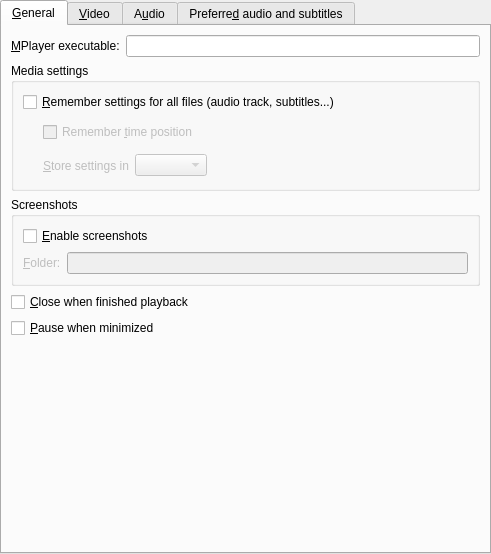
First picture: the form in src/prefgeneral.ui, repository wilbert2000/wzplayer, before the edit.
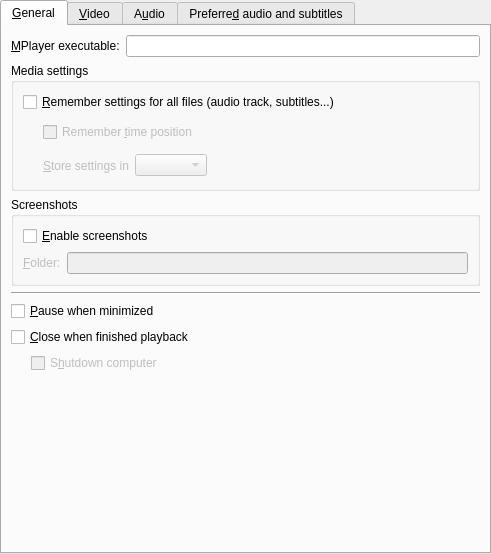
Second picture: the form after the edit. Custom widgets are drawn as their Qt base class.

Commit message: Add an option to shut down the computer (not working yet)

What changed in the file:
```diff
--- a/src/prefgeneral.ui
+++ b/src/prefgeneral.ui
@@ -26,7 +26,7 @@
       <attribute name="title">
        <string>&amp;General</string>
       </attribute>
-      <layout class="QVBoxLayout">
+      <layout class="QVBoxLayout" name="verticalLayout_2">
        <item>
         <layout class="QHBoxLayout">
          <item>
@@ -176,9 +176,9 @@
         </widget>
        </item>
        <item>
-        <widget class="QCheckBox" name="close_on_finish_check">
-         <property name="text">
-          <string>&amp;Close when finished playback</string>
+        <widget class="Line" name="line_7">
+         <property name="orientation">
+          <enum>Qt::Horizontal</enum>
          </property>
         </widget>
        </item>
@@ -189,6 +189,61 @@
          </property>
         </widget>
        </item>
+       <item>
+        <widget class="QCheckBox" name="close_on_finish_check">
+         <property name="text">
+          <string>&amp;Close when finished playback</string>
+         </property>
+        </widget>
+       </item>
+       <item>
+        <widget class="QWidget" name="shutdown_widget" native="true">
+         <layout class="QHBoxLayout" name="horizontalLayout_2">
+          <property name="margin">
+           <number>0</number>
+          </property>
+          <item>
+           <spacer name="horizontalSpacer_2">
+            <property name="orientation">
+             <enum>Qt::Horizontal</enum>
+            </property>
+            <property name="sizeType">
+             <enum>QSizePolicy::Preferred</enum>
+            </property>
+            <property name="sizeHint" stdset="0">
+             <size>
+              <width>20</width>
+              <height>20</height>
+             </size>
+            </property>
+           </spacer>
+          </item>
+          <item>
+           <widget class="QCheckBox" name="shutdown_check">
+            <property name="enabled">
+             <bool>false</bool>
+            </property>
+            <property name="text">
+             <string>S&amp;hutdown computer</string>
+            </property>
+           </widget>
+          </item>
+          <item>
+           <spacer name="horizontalSpacer_3">
+            <property name="orientation">
+             <enum>Qt::Horizontal</enum>
+            </property>
+            <property name="sizeHint" stdset="0">
+             <size>
+              <width>40</width>
+              <height>20</height>
+             </size>
+            </property>
+           </spacer>
+          </item>
+         </layout>
+        </widget>
+       </item>
        <item>
         <spacer>
          <property name="orientation">
```
Left out of the diff: 19 changed lines with no effect on the pictures. The commit also changes 5 other files.
